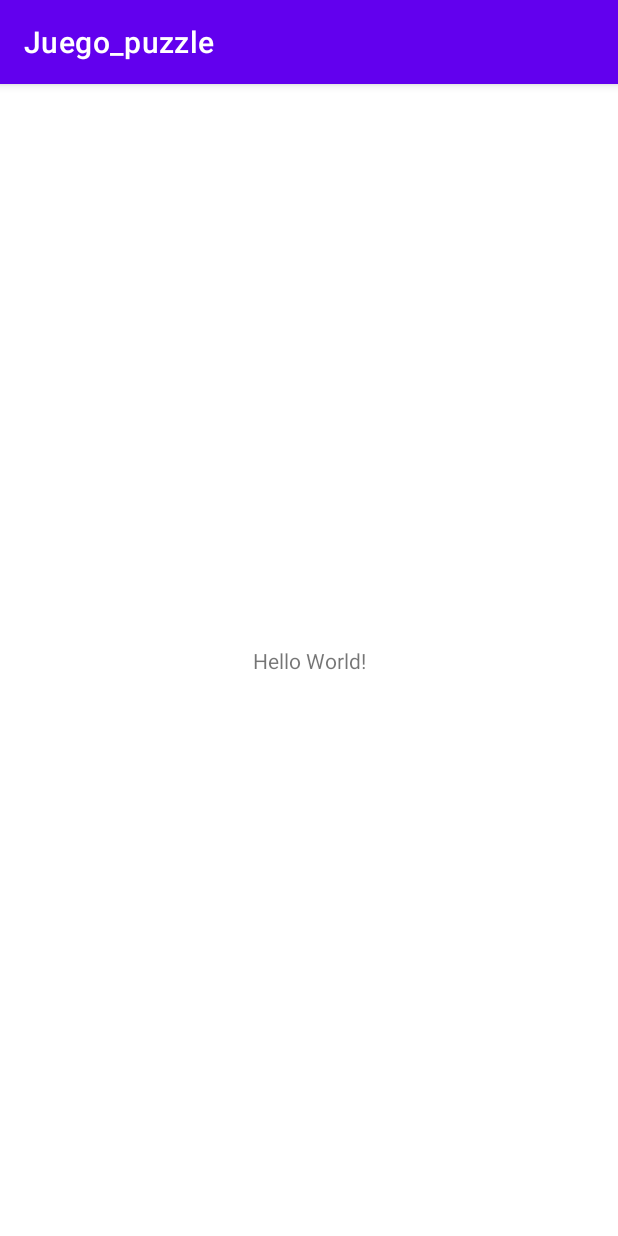
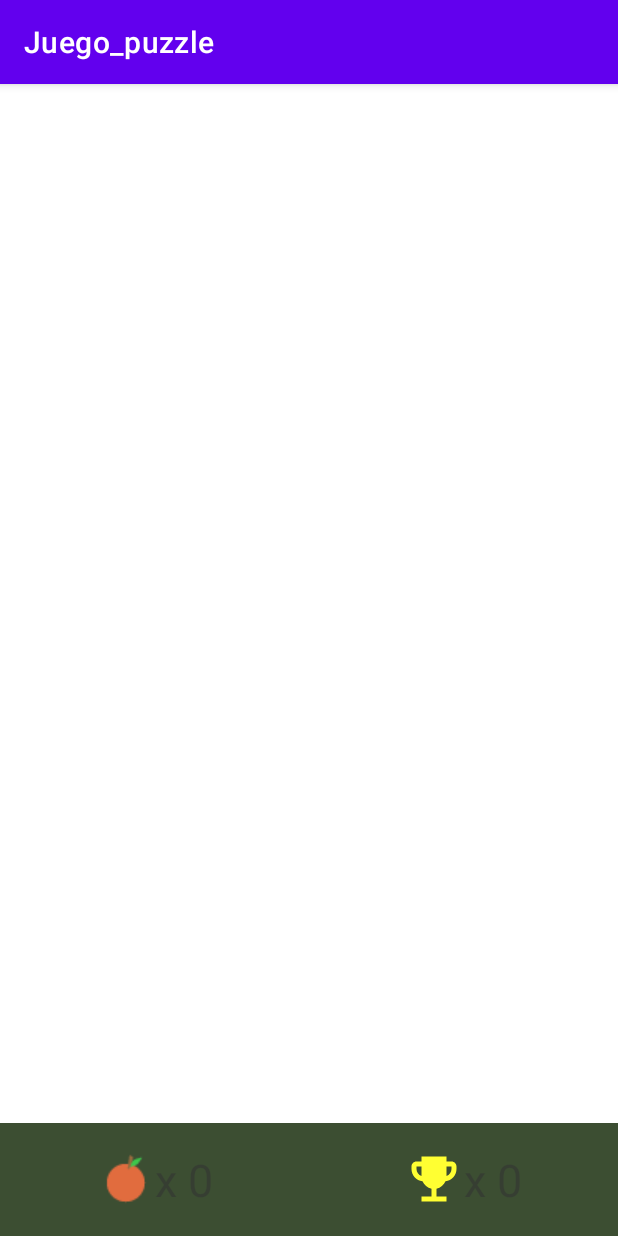
Before and after one commit to juandValencia/Juego_Android_Final, an Android app: the screen it shows after launch (MainActivity), on a phone screen of 412 x 824 dp. Run offline under Robolectric (Android 15) with nearby library versions, the phone set to English and light mode, and no system bars.

Commit message:
vista inicial del juego

```diff
--- /dev/null
+++ b/app/src/main/res/drawable/ic_baseline_emoji_events_24.xml
@@ -0,0 +1,10 @@
+<vector xmlns:android="http://schemas.android.com/apk/res/android"
+    android:width="24dp"
+    android:height="24dp"
+    android:viewportWidth="24"
+    android:viewportHeight="24"
+    android:tint="?attr/colorControlNormal">
+  <path
+      android:fillColor="@android:color/white"
+      android:pathData="M19,5h-2V3H7v2H5C3.9,5 3,5.9 3,7v1c0,2.55 1.92,4.63 4.39,4.94c0.63,1.5 1.98,2.63 3.61,2.96V19H7v2h10v-2h-4v-3.1c1.63,-0.33 2.98,-1.46 3.61,-2.96C19.08,12.63 21,10.55 21,8V7C21,5.9 20.1,5 19,5zM5,8V7h2v3.82C5.84,10.4 5,9.3 5,8zM19,8c0,1.3 -0.84,2.4 -2,2.82V7h2V8z"/>
+</vector>
--- a/app/src/main/res/layout/activity_main.xml
+++ b/app/src/main/res/layout/activity_main.xml
@@ -1,18 +1,74 @@
 <?xml version="1.0" encoding="utf-8"?>
-<androidx.constraintlayout.widget.ConstraintLayout xmlns:android="http://schemas.android.com/apk/res/android"
-    xmlns:app="http://schemas.android.com/apk/res-auto"
-    xmlns:tools="http://schemas.android.com/tools"
-    android:layout_width="match_parent"
+<RelativeLayout android:layout_width="match_parent"
     android:layout_height="match_parent"
-    tools:context=".MainActivity">
+    xmlns:android="http://schemas.android.com/apk/res/android"
+    xmlns:app="http://schemas.android.com/apk/res-auto">
 
-    <TextView
-        android:layout_width="wrap_content"
-        android:layout_height="wrap_content"
-        android:text="Hello World!"
-        app:layout_constraintBottom_toBottomOf="parent"
-        app:layout_constraintLeft_toLeftOf="parent"
-        app:layout_constraintRight_toRightOf="parent"
-        app:layout_constraintTop_toTopOf="parent" />
-
-</androidx.constraintlayout.widget.ConstraintLayout>
+    <LinearLayout
+        android:background="#0C2200"
+        android:layout_width="match_parent"
+        android:layout_height="75dp"
+        android:orientation="horizontal"
+        android:weightSum="2"
+        android:layout_alignParentBottom="true"
+        android:alpha="0.8">
+        <RelativeLayout
+            android:layout_width="0dp"
+            android:layout_height="match_parent"
+            android:layout_weight="1"
+            android:layout_gravity="center">
+            <LinearLayout
+                android:layout_width="wrap_content"
+                android:layout_height="wrap_content"
+                android:layout_centerInParent="true"
+                android:orientation="horizontal">
+                <ImageView
+                    android:id="@+id/img_apple"
+                    android:layout_width="40dp"
+                    android:layout_height="40dp"
+                    android:src="@drawable/apple"
+                    android:scaleType="fitXY" />
+                <TextView
+                    android:id="@+id/txt_score"
+                    android:layout_width="wrap_content"
+                    android:layout_height="wrap_content"
+                    android:text="x 0"
+                    android:textSize="30sp"/>
+            </LinearLayout>
+        </RelativeLayout>
+        <RelativeLayout
+            android:layout_width="0dp"
+            android:layout_height="match_parent"
+            android:layout_weight="1"
+            android:layout_gravity="center">
+            <LinearLayout
+                android:layout_width="wrap_content"
+                android:layout_height="wrap_content"
+                android:layout_centerInParent="true"
+                android:orientation="horizontal">
+                <ImageView
+                    android:id="@+id/img_cup"
+                    android:layout_width="40dp"
+                    android:layout_height="40dp"
+                    android:src="@drawable/ic_baseline_emoji_events_24"
+                    android:scaleType="fitXY"
+                    app:tint="#fff0"/>
+                <TextView
+                    android:id="@+id/txt_best_score"
+                    android:layout_width="wrap_content"
+                    android:layout_height="wrap_content"
+                    android:text="x 0"
+                    android:textSize="30sp"/>
+            </LinearLayout>
+        </RelativeLayout>
+    </LinearLayout>
+    <ImageView
+        android:id="@+id/img_swipe"
+        android:visibility="invisible"
+        android:layout_width="200dp"
+        android:layout_height="200dp"
+        android:src="@drawable/swipe"
+        android:scaleType="fitXY"
+        android:layout_centerHorizontal="true"
+        android:layout_marginTop="20dp"/>
+</RelativeLayout>
```
